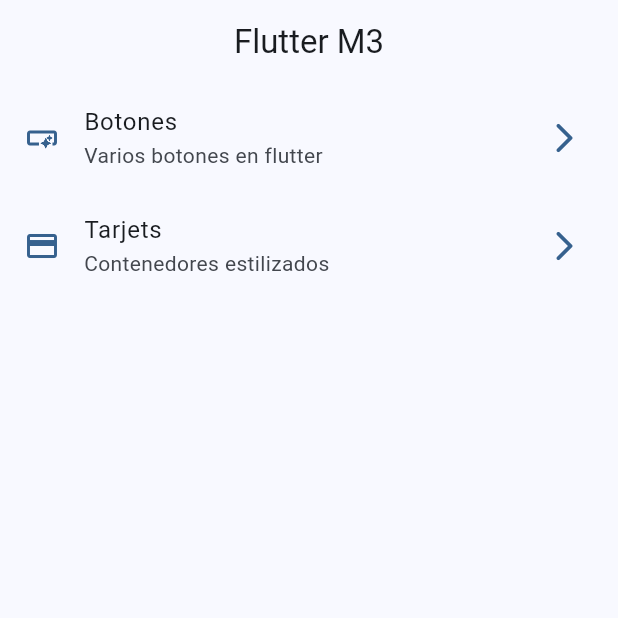
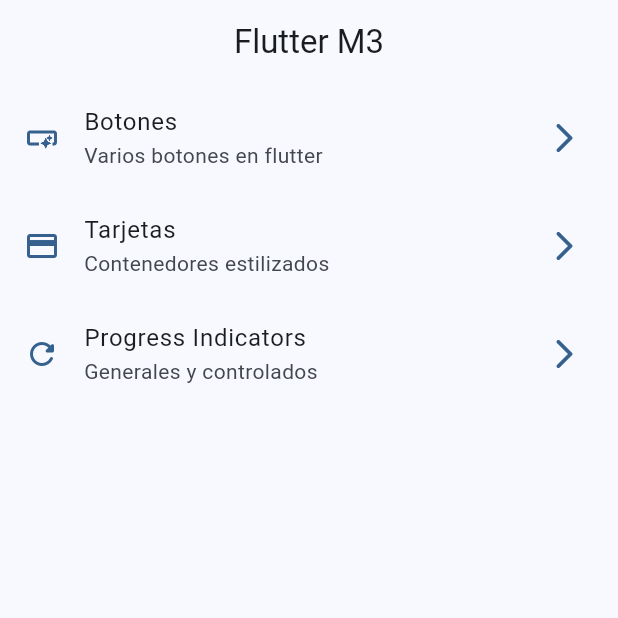
Before and after one commit to martinlprb23/widgets_app, a Flutter app: the screen it shows after launch, on a phone screen of 412 x 824 dp, the top half of it. Run offline on Flutter 3.47's test engine with Material 3 defaults, Android fonts, the phone set to English and light mode, and no system bars; our stand-ins replace go_router.

Commit message:
Finish progress indicator

```diff
--- a/lib/config/menu/menu_items.dart
+++ b/lib/config/menu/menu_items.dart
@@ -20,8 +20,13 @@ const appMenuItems = <MenuItem>[
       link: "/buttons",
       icon: Icons.smart_button_outlined),
   MenuItem(
-      title: "Tarjets",
+      title: "Tarjetas",
       subTitle: "Contenedores estilizados",
       link: "/cards",
-      icon: Icons.credit_card)
+      icon: Icons.credit_card),
+  MenuItem(
+      title: "Progress Indicators",
+      subTitle: "Generales y controlados",
+      link: "/progress",
+      icon: Icons.refresh_rounded),
 ];
--- a/lib/config/router/app_router.dart
+++ b/lib/config/router/app_router.dart
@@ -17,4 +17,9 @@ final appRouter = GoRouter(initialLocation: "/", routes: [
     name: CardsScreen.name,
     builder: (context, state) => const CardsScreen(),
   ),
+  GoRoute(
+    path: "/progress",
+    name: ProgressScreen.name,
+    builder: (context, state) => const ProgressScreen(),
+  ),
 ]);
```
Also changed, not shown: lib/ui/screens/progress/progress_screen.dart (+72 -1 lines).
